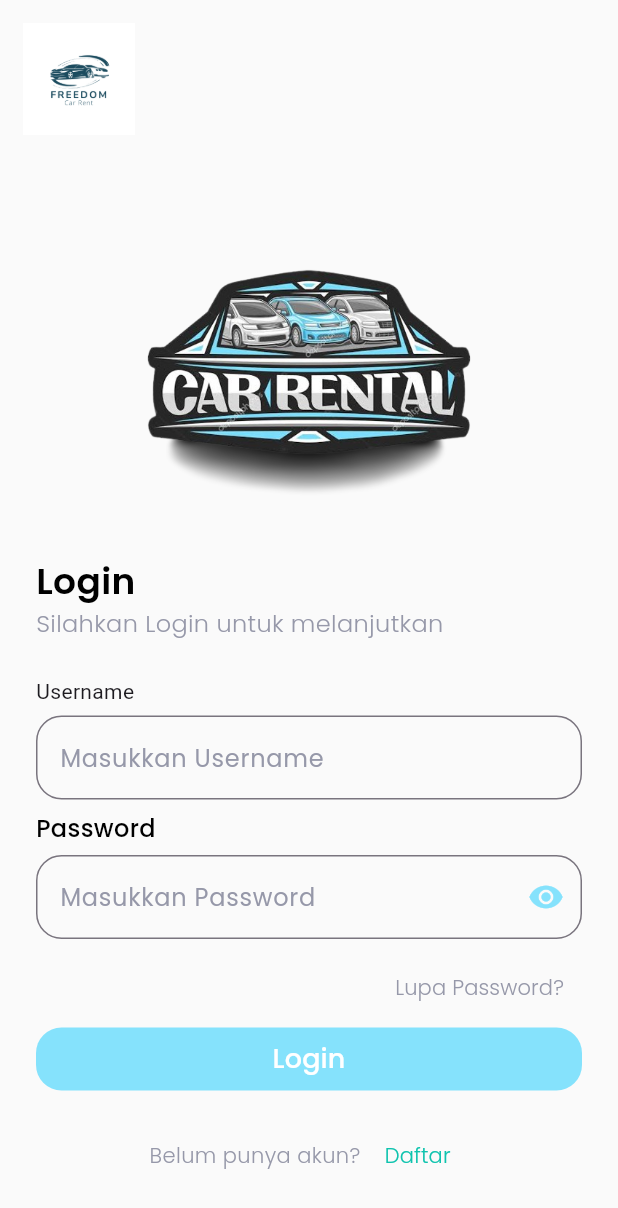
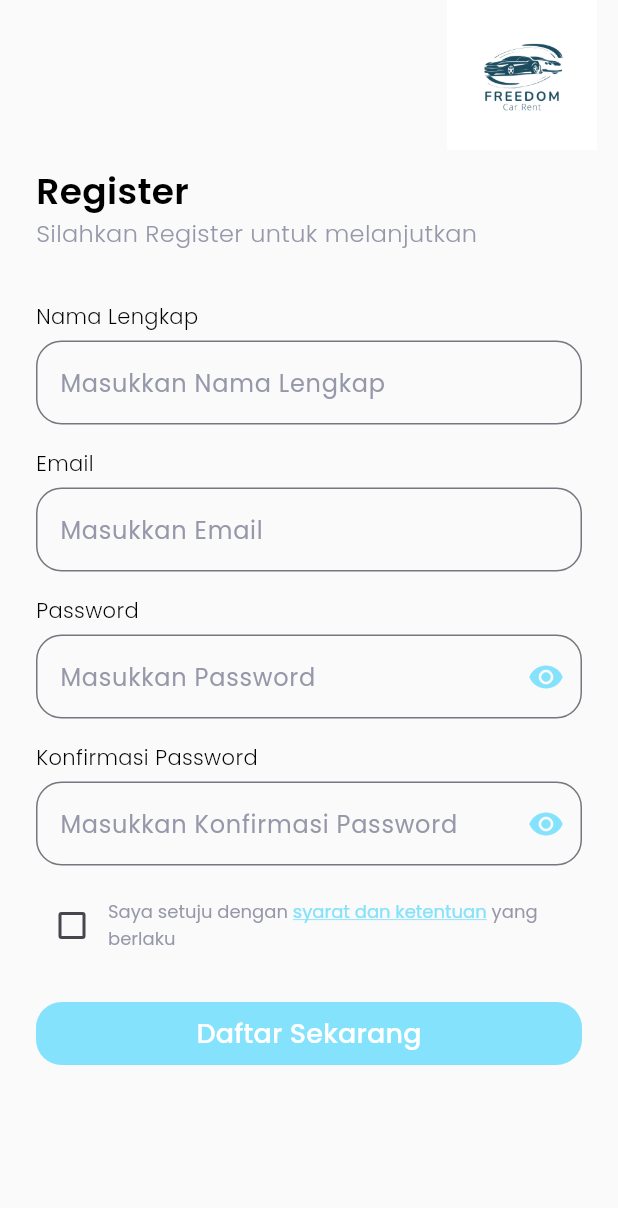
Before and after one commit to dimasnoufal/Freedom-Rent-Car, a Flutter app: the LoginPage screen opened by its route, after a tap on "Daftar", on a phone screen of 412 x 824 dp. Shown: the top 1208 px of the screen. Run offline on Flutter 3.47's test engine with Material 3 defaults, Android fonts, the phone set to English and light mode, and no system bars; our stand-ins replace carousel_slider, google_fonts, shared_preferences; accounts and stored records are empty.

Commit message:
Update Feature Register and Foerget Password Page

```diff
--- a/lib/main.dart
+++ b/lib/main.dart
@@ -1,9 +1,13 @@
 import 'package:flutter/material.dart';
+import 'package:freedom_rent_car_app/ui/pages/forget_password_page.dart';
 import 'package:freedom_rent_car_app/ui/pages/login_page.dart';
+import 'package:freedom_rent_car_app/ui/pages/main_page.dart';
 import 'package:freedom_rent_car_app/ui/pages/on_boarding_page.dart';
+import 'package:freedom_rent_car_app/ui/pages/register_page.dart';
 import 'package:freedom_rent_car_app/ui/pages/splash_page.dart';
 
 void main() {
+  WidgetsFlutterBinding.ensureInitialized();
   runApp(const MainApp());
 }
 
@@ -18,6 +22,11 @@ class MainApp extends StatelessWidget {
         '/': (context) => const SplashPage(),
         '/on-boarding': (context) => const OnBoardingPage(),
         '/login': (context) => const LoginPage(),
+        '/register': (context) => const RegisterPage(
+              conditionAllowOrNo: false,
+            ),
+        '/forget-password': (context) => const ForgetPasswordPage(),
+        '/main': (context) => const MainPage(),
       },
     );
   }
--- a/lib/ui/pages/login_page.dart
+++ b/lib/ui/pages/login_page.dart
@@ -1,3 +1,6 @@
+import 'dart:async';
+import 'package:shared_preferences/shared_preferences.dart';
+
 import 'package:flutter/material.dart';
 import 'package:freedom_rent_car_app/ui/widgets/custom_button.dart';
 import 'package:freedom_rent_car_app/ui/widgets/custom_input_hide.dart';
@@ -5,8 +8,24 @@ import 'package:freedom_rent_car_app/ui/widgets/custom_input_no_hide.dart';
 import 'package:freedom_rent_car_app/ui/widgets/logo_header.dart';
 import '../../shared/theme.dart';
 
-class LoginPage extends StatelessWidget {
+class LoginPage extends StatefulWidget {
   const LoginPage({super.key});
+
+  @override
+  State<LoginPage> createState() => _LoginPageState();
+}
+
+class _LoginPageState extends State<LoginPage> {
+  @override
+  void initState() {
+    super.initState();
+    postSharedPref();
+  }
+
+  Future<void> postSharedPref() async {
+    SharedPreferences prefs = await SharedPreferences.getInstance();
+    // prefs.setInt('_conditionValue', 2);
+  }
 
   @override
   Widget build(BuildContext context) {
@@ -74,7 +93,9 @@ class LoginPage extends StatelessWidget {
               child: Align(
                 alignment: Alignment.centerRight,
                 child: TextButton(
-                    onPressed: () {},
+                    onPressed: () {
+                      Navigator.pushNamed(context, '/forget-password');
+                    },
                     child: Text(
                       'Lupa Password?',
                       style: greyTextStyle.copyWith(
@@ -86,7 +107,9 @@ class LoginPage extends StatelessWidget {
             ),
             CustomButton(
               text: 'Login',
-              onPressed: () {},
+              onPressed: () {
+                Navigator.pushNamed(context, '/main');
+              },
               widht: double.infinity,
             ),
             Container(
@@ -103,7 +126,9 @@ class LoginPage extends StatelessWidget {
                     ),
                   ),
                   TextButton(
-                    onPressed: () {},
+                    onPressed: () {
+                      Navigator.pushNamed(context, '/register');
+                    },
                     child: Text(
                       'Daftar',
                       style: greenTextStyle.copyWith(
--- /dev/null
+++ b/lib/ui/pages/register_page.dart
@@ -0,0 +1,207 @@
+import 'package:flutter/gestures.dart';
+import 'package:flutter/material.dart';
+import 'package:freedom_rent_car_app/ui/widgets/custom_button.dart';
+import 'package:freedom_rent_car_app/ui/widgets/custom_input_hide.dart';
+import 'package:freedom_rent_car_app/ui/widgets/custom_input_no_hide.dart';
+import '../../shared/theme.dart';
+
+class RegisterPage extends StatefulWidget {
+  final bool conditionAllowOrNo;
+  const RegisterPage({super.key, required this.conditionAllowOrNo});
+
+  @override
+  State<RegisterPage> createState() => _RegisterPageState();
+}
+
+class _RegisterPageState extends State<RegisterPage> {
+  late bool isAllowOrNo;
+
+  @override
+  void initState() {
+    // TODO: implement initState
+    super.initState();
+    isAllowOrNo = widget.conditionAllowOrNo;
+  }
+
+  @override
+  Widget build(BuildContext context) {
+    Widget HeaderImage() {
+      return Container(
+        width: 100,
+        height: 100,
+        margin: EdgeInsets.only(right: 14),
+        decoration: BoxDecoration(
+          image: const DecorationImage(
+            image: AssetImage('assets/logo_no_bg.png'),
+          ),
+        ),
+      );
+    }
+
+    Widget HeaderWelcomeText() {
+      return Container(
+        width: double.infinity,
+        margin: EdgeInsets.symmetric(
+          horizontal: defaultMargin,
+          vertical: 10,
+        ),
+        child: Column(
+          crossAxisAlignment: CrossAxisAlignment.start,
+          children: [
+            Text(
+              'Register',
+              style:
+                  blackTextStyle.copyWith(fontSize: 24, fontWeight: semiBold),
+            ),
+            Text(
+              'Silahkan Register untuk melanjutkan',
+              style: greyTextStyle.copyWith(fontSize: 16, fontWeight: light),
+            ),
+          ],
+        ),
+      );
+    }
+
+    Widget FormRegister() {
+      Widget CheckBoxSyaratdanKetentuan() {
+        return Container(
+          child: Row(
+            children: [
+              Checkbox(
+                value: isAllowOrNo,
+                activeColor: kPrimaryColor,
+                onChanged: (value) {
+                  setState(() {
+                    isAllowOrNo = value!;
+                  });
+                },
+              ),
+              Expanded(
+                child: RichText(
+                  text: TextSpan(
+                    text: 'Saya setuju dengan ',
+                    style: greyTextStyle.copyWith(fontSize: 12),
+                    children: [
+                      TextSpan(
+                        text: 'syarat dan ketentuan',
+                        style: greyTextStyle.copyWith(
+                          fontSize: 12,
+                          color: kPrimaryColor,
+                          decoration: TextDecoration.underline,
+                        ),
+                        recognizer: TapGestureRecognizer()
+                          ..onTap = () {
+                            showDialog(
+                              context: context,
+                              builder: (BuildContext context) {
+                                return AlertDialog(
+                                  title: Container(
+                                    width: double.infinity,
+                                    child: Text(
+                                      'Syarat dan Ketentuan',
+                                      style: blackTextStyle.copyWith(
+                                        fontSize: 18,
+                                        fontWeight: semiBold,
+                                      ),
+                                    ),
+                                  ),
+                                  alignment: Alignment.center,
+                                  content: SingleChildScrollView(
+                                    child: ListBody(
+                                      children: <Widget>[
+                                        Text(
+                                            'Isi syarat dan ketentuan di sini.'),
+                                      ],
+                                    ),
+                                  ),
+                                  actions: <Widget>[
+                                    Align(
+                                      alignment: Alignment.center,
+                                      child: CustomButton(
+                                          text: 'Ok',
+                                          widht: 200,
+                                          onPressed: () {
+                                            Navigator.of(context).pop();
+                                            setState(() {
+                                              isAllowOrNo = true;
+                                            });
+                                          }),
+                                    )
+                                  ],
+                                );
+                              },
+                            );
+                          },
+                      ),
+                      TextSpan(
+                        text: ' yang berlaku',
+                        style: greyTextStyle.copyWith(fontSize: 12),
+                      ),
+                    ],
+                  ),
+                ),
+              ),
+            ],
+          ),
+        );
+      }
+
+      return Container(
+        width: double.infinity,
+        margin: EdgeInsets.symmetric(
+          horizontal: defaultMargin,
+          vertical: defaultMargin,
+        ),
+        child: Column(
+          children: [
+            CustomInputNoHide(
+              title: 'Nama Lengkap',
+              hintText: 'Masukkan Nama Lengkap',
+              margin: EdgeInsets.only(bottom: 16),
+            ),
+            CustomInputNoHide(
+              title: 'Email',
+              hintText: 'Masukkan Email',
+              margin: EdgeInsets.only(bottom: 16),
+            ),
+            CustomInputHide(
+              title: 'Password',
+              hintText: 'Masukkan Password',
+              margin: EdgeInsets.only(bottom: 16),
+            ),
+            CustomInputHide(
+              title: 'Konfirmasi Password',
+              hintText: 'Masukkan Konfirmasi Password',
+              margin: EdgeInsets.only(bottom: 16),
+            ),
+            CheckBoxSyaratdanKetentuan(),
+            CustomButton(
+              widht: double.infinity,
+              verticalMargin: defaultMargin,
+              text: 'Daftar Sekarang',
+              onPressed: () {
+                Navigator.pushNamed(context, '/login');
+              },
+            ),
+          ],
+        ),
+      );
+    }
+
+    return Scaffold(
+      backgroundColor: kBackgroundColor,
+      body: SafeArea(
+        child: ListView(
+          children: [
+            Align(
+              alignment: Alignment.topRight,
+              child: HeaderImage(),
+            ),
+            HeaderWelcomeText(),
+            FormRegister(),
+          ],
+        ),
+      ),
+    );
+  }
+}
--- a/lib/ui/widgets/custom_input_hide.dart
+++ b/lib/ui/widgets/custom_input_hide.dart
@@ -30,8 +30,8 @@ class _CustomInputHideState extends State<CustomInputHide> {
           Text(
             widget.title,
             style: blackTextStyle.copyWith(
-              fontSize: 16,
-              fontWeight: medium,
+              fontSize: 14,
+              fontWeight: light,
             ),
           ),
           SizedBox(height: 6),
--- a/lib/ui/widgets/custom_input_no_hide.dart
+++ b/lib/ui/widgets/custom_input_no_hide.dart
@@ -22,6 +22,7 @@ class CustomInputNoHide extends StatelessWidget {
         children: [
           Text(
             title,
+            style: blackTextStyle.copyWith(fontSize: 14, fontWeight: light),
           ),
           SizedBox(height: 6),
           TextFormField(
--- a/pubspec.yaml
+++ b/pubspec.yaml
@@ -12,6 +12,7 @@ dependencies:
 
   google_fonts: ^4.0.5
   carousel_slider: ^5.0.0
+  shared_preferences: ^2.2.1
 
 dev_dependencies:
   flutter_test:
```
Also changed, not shown: lib/ui/pages/forget_password_page.dart (added, +108 -0 lines), lib/ui/pages/main_page.dart (added, +28 -0 lines), lib/ui/pages/splash_page.dart (+28 -4 lines), pubspec.lock, 1 other file.
